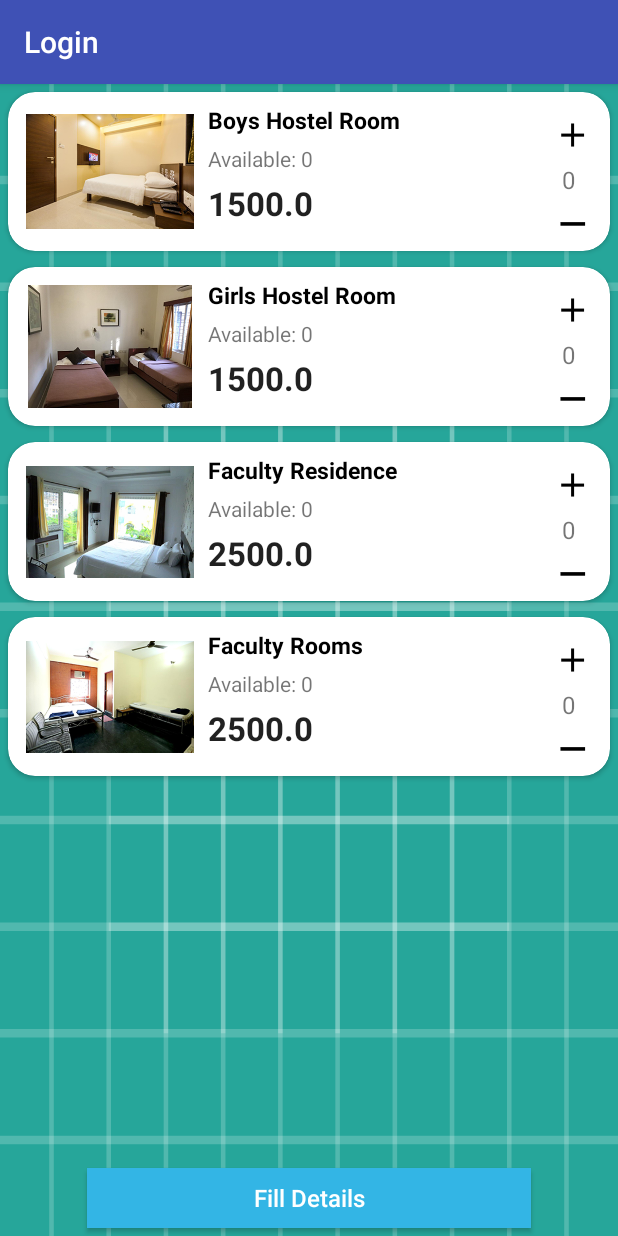
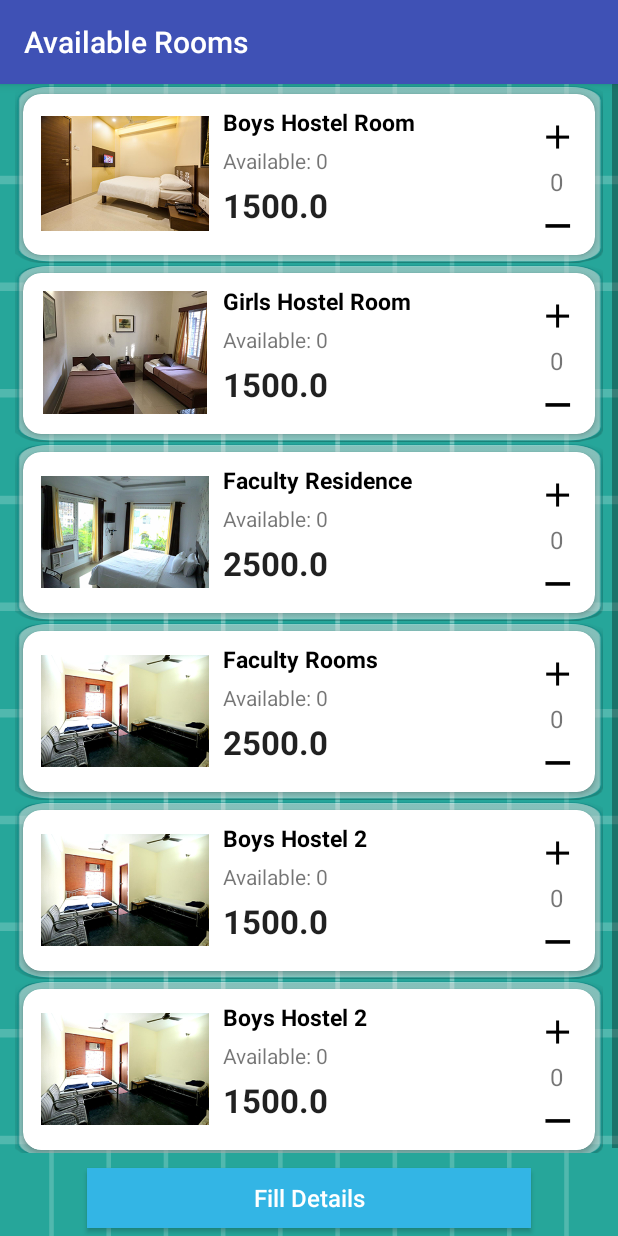
Before and after one commit to hpunetha/GuestAcc, an Android app: the ViewAvailability screen opened directly, with no data from a screen before it, on a phone screen of 412 x 824 dp. Run offline under Robolectric (Android 15) with nearby library versions, the phone set to English and light mode, and no system bars.

Commit message:
Removed non-working slideshow and added UI changes in ViewAvailability

```diff
--- a/app/src/main/java/in/ac/iiitd/guestacc/UserHomeActivity.java
+++ b/app/src/main/java/in/ac/iiitd/guestacc/UserHomeActivity.java
@@ -4,6 +4,7 @@ import android.app.AlertDialog;
 import android.app.DatePickerDialog;
 import android.content.Intent;
 import android.support.design.widget.FloatingActionButton;
+import android.support.v4.view.ViewPager;
 import android.support.v7.app.AppCompatActivity;
 import android.os.Bundle;
 import android.util.Log;
@@ -34,6 +35,7 @@ public class UserHomeActivity extends AppCompatActivity {
     final int maxMale = 10;
     final int maxFemale =10;
 
+
     final int maxSlidePics = 5;
 
     @Override
@@ -52,8 +54,10 @@ public class UserHomeActivity extends AppCompatActivity {
         final EditText mEditTextMaleCount= (EditText) findViewById(R.id.editTextMaleCount);
         final EditText mEditTextFemaleCount= (EditText) findViewById(R.id.editTextFemaleCount);
         final ImageButton mImageBtnMenu = (ImageButton) findViewById(R.id.imageBtnMenu);
-        final ImageView mImageViewPicsShow = (ImageView) findViewById(R.id.imageViewPicsShow);
+       // final ImageView mImageViewPicsShow = (ImageView) findViewById(R.id.imageViewPicsShow);
         final Button mBtnCheckAvail = (Button) findViewById(R.id.btnCheckAvail);
+
+
 
         mBtnCheckAvail.setOnClickListener(new View.OnClickListener() {
             @Override
--- a/app/src/main/java/in/ac/iiitd/guestacc/ViewAvailability.java
+++ b/app/src/main/java/in/ac/iiitd/guestacc/ViewAvailability.java
@@ -67,6 +67,29 @@ public class ViewAvailability extends AppCompatActivity {
                         "Available: 0",
                         2500,
                         R.drawable.sampled));
+        List_of_rooms.add(
+                new room(
+                        1,
+                        "Boys Hostel 2",
+                        "Available: 0",
+                        1500,
+                        R.drawable.sampled));
+
+        List_of_rooms.add(
+                new room(
+                        1,
+                        "Boys Hostel 2",
+                        "Available: 0",
+                        1500,
+                        R.drawable.sampled));
+        List_of_rooms.add(
+                new room(
+                        1,
+                        "Boys Hostel 2",
+                        "Available: 0",
+                        1500,
+                        R.drawable.sampled));
+
 
 
         counter++;
--- a/app/src/main/java/in/ac/iiitd/guestacc/roomadapter.java
+++ b/app/src/main/java/in/ac/iiitd/guestacc/roomadapter.java
@@ -1,6 +1,7 @@
 package in.ac.iiitd.guestacc;
 
 import android.content.Context;
+import android.content.res.Resources;
 import android.support.annotation.NonNull;
 import android.support.v7.widget.RecyclerView;
 import android.view.LayoutInflater;
@@ -20,7 +21,7 @@ import java.util.List;
 public class roomadapter extends RecyclerView.Adapter<roomadapter.roomViewHolder> {
 
     private Context context;
-
+    boolean mIsPlus=false,mIsMinus=false;
     private final ClickListener listener;
     private List<room> List_of_guest_rooms;
     public int number_of_elements=10;
@@ -44,6 +45,7 @@ public class roomadapter extends RecyclerView.Adapter<roomadapter.roomViewHolder
         Number_of_Views++;
         currentValue[Number_of_Views] = 0;
 
+
        //AppCompatDelegate.setCompatVectorFromResourcesEnabled(true);
 
         roomViewHolder temp_holder = new roomViewHolder(view, new CardViewClickInterface() {
@@ -64,12 +66,26 @@ public class roomadapter extends RecyclerView.Adapter<roomadapter.roomViewHolder
 
         main_holder.plus.setOnClickListener(new View.OnClickListener() {
             @Override
-            public void onClick(View view) {
-                Toast.makeText(context,"Guest Added",Toast.LENGTH_SHORT).show();
+            public void onClick(View view)
+            {
+               // Toast.makeText(context,"Guest Added",Toast.LENGTH_SHORT).show();
+
+//                if (mIsPlus)
+//                {
+//                    main_holder.plus.setImageResource(R.drawable.plusicon);
+//                }
+//                else
+//                {
+//                    main_holder.plus.setImageResource(R.drawable.plusiconpress);
+//                }
+//
+//                mIsPlus = !mIsPlus;
 
                 room r = getItem(position);
-               temp = currentValue[position] = currentValue[position] + 1;
-               main_holder.counter.setText(String.valueOf(temp));
+                temp = currentValue[position] = currentValue[position] + 1;
+                main_holder.counter.setText(String.valueOf(temp));
+
+
             }
         });
 
@@ -81,14 +97,14 @@ public class roomadapter extends RecyclerView.Adapter<roomadapter.roomViewHolder
                 room r = getItem(position);
                 if(temp <= 0)
                 {
-                    Toast.makeText(context,"All Guests Removed",Toast.LENGTH_SHORT).show();
+                    //Toast.makeText(context,"All Guests Removed",Toast.LENGTH_SHORT).show();
                     temp = 0;
                     currentValue[position] = 0;
                     main_holder.counter.setText((String.valueOf(temp)));
                 }
                 else
                 {
-                    Toast.makeText(context,"Guest Removed",Toast.LENGTH_SHORT).show();
+                    //Toast.makeText(context,"Guest Removed",Toast.LENGTH_SHORT).show();
                     temp = currentValue[position] = currentValue[position] - 1;
                     main_holder.counter.setText(String.valueOf(temp));
                 }
--- /dev/null
+++ b/app/src/main/res/drawable/minusbuttondesc.xml
@@ -0,0 +1,12 @@
+<?xml version="1.0" encoding="utf-8"?>
+<selector xmlns:android="http://schemas.android.com/apk/res/android">
+
+    <item android:drawable="@drawable/minusiconpress"
+        android:state_pressed="true" />
+
+    <item android:drawable="@drawable/minusiconpress"
+        android:state_focused="true" />
+
+    <item android:drawable="@drawable/minusicon" />
+
+</selector>
--- /dev/null
+++ b/app/src/main/res/drawable/plusbuttondesc.xml
@@ -0,0 +1,12 @@
+<?xml version="1.0" encoding="utf-8"?>
+<selector xmlns:android="http://schemas.android.com/apk/res/android">
+
+    <item android:drawable="@drawable/plusiconpress"
+        android:state_pressed="true" />
+
+    <item android:drawable="@drawable/plusiconpress"
+        android:state_focused="true" />
+
+    <item android:drawable="@drawable/plusicon" />
+
+</selector>
--- a/app/src/main/res/layout/list_layout.xml
+++ b/app/src/main/res/layout/list_layout.xml
@@ -1,14 +1,18 @@
 <?xml version="1.0" encoding="utf-8"?>
 <LinearLayout xmlns:android="http://schemas.android.com/apk/res/android"
+    xmlns:app="http://schemas.android.com/apk/res-auto"
     android:layout_width="match_parent"
     android:layout_height="match_parent"
-    xmlns:app="http://schemas.android.com/apk/res-auto"
     android:orientation="vertical">
 
 
     <LinearLayout
         android:layout_width="match_parent"
-        android:layout_height="wrap_content"
+        android:layout_height="118dp"
+        android:layout_marginStart="10dp"
+        android:layout_marginEnd="10dp"
+        android:layout_marginTop="1dp"
+        android:background="@drawable/custombtn1"
         android:orientation="horizontal">
 
         <android.support.v7.widget.CardView
@@ -17,7 +21,7 @@
             android:layout_margin="5dp"
             android:elevation="1dp"
             app:cardBackgroundColor="@color/cardview_light_background"
-            app:cardCornerRadius="18dp">
+            app:cardCornerRadius="12dp">
 
             <RelativeLayout
                 android:layout_width="wrap_content"
@@ -32,12 +36,12 @@
                     android:id="@+id/plus"
                     android:layout_width="25dp"
                     android:layout_height="25dp"
+                    android:layout_marginBottom="4dp"
                     android:layout_marginTop="16dp"
-                    android:layout_marginBottom="4dp"
                     android:background="#00000000"
                     android:padding="2dp"
                     android:scaleType="fitCenter"
-                    android:src="@drawable/plusicon" />
+                    android:src="@drawable/plusbuttondesc" />
 
 
                 <TextView
@@ -47,7 +51,7 @@
                     android:layout_below="@id/plus"
                     android:layout_centerVertical="true"
                     android:padding="2dp"
-                    android:paddingStart="5dp"
+                    android:paddingStart="7dp"
                     android:text="@string/cardVal"
                     android:textSize="16sp" />
 
@@ -62,7 +66,7 @@
                     android:background="#00000000"
                     android:padding="2dp"
                     android:scaleType="fitCenter"
-                    android:src="@drawable/minusicon" />
+                    android:src="@drawable/minusbuttondesc" />
 
             </RelativeLayout>
 
@@ -77,8 +81,7 @@
                     android:id="@+id/imageView"
                     android:layout_width="120dp"
                     android:layout_height="90dp"
-                    android:padding="4dp"
-                     />
+                    android:padding="4dp" />
 
                 <TextView
                     android:id="@+id/textViewTitle"
--- a/app/src/main/res/values/strings.xml
+++ b/app/src/main/res/values/strings.xml
@@ -22,5 +22,7 @@
     <string name="more_options">More Options...</string>
     <string name="inr">INR 1500</string>
     <string name="cardVal">0</string>
+    <string name="check_avail">Check Availability</string>
+    <string name="avail_rooms">Available Rooms</string>
 
 </resources>
```
Also changed, not shown: app/src/main/AndroidManifest.xml (+14 -4 lines), app/src/main/java/in/ac/iiitd/guestacc/slideSwipeAdapter.java (deleted, +0 -30 lines), app/src/main/res/drawable/custombuttondesc.xml (added, +10 -0 lines), app/src/main/res/layout/activity_user_home.xml (+12 -15 lines), app/src/main/res/layout/activity_user_home_details_slideshow.xml (deleted, +0 -22 lines), app/src/main/res/drawable/custombtn1.png (renamed from app/src/main/res/drawable-v24/custombtn1.png), app/src/main/res/drawable/custombtn1press.png (added), app/src/main/res/drawable/hp_room1.png (renamed from app/src/main/res/drawable-v24/hp_room1.png), app/src/main/res/drawable/hp_room2.png (renamed from app/src/main/res/drawable-v24/hp_room2.png), app/src/main/res/drawable/hp_room3.png (renamed from app/src/main/res/drawable-v24/hp_room3.png), app/src/main/res/drawable/hp_room4.png (renamed from app/src/main/res/drawable-v24/hp_room4.png), app/src/main/res/drawable/hp_room5.png (renamed from app/src/main/res/drawable-v24/hp_room5.png).
